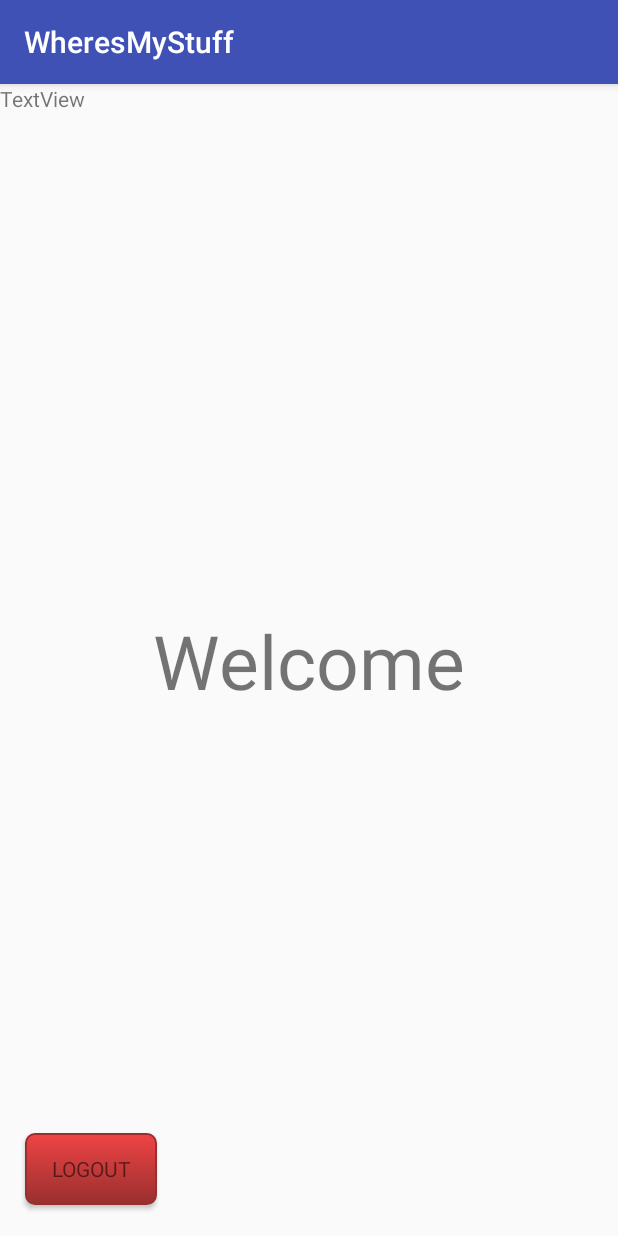
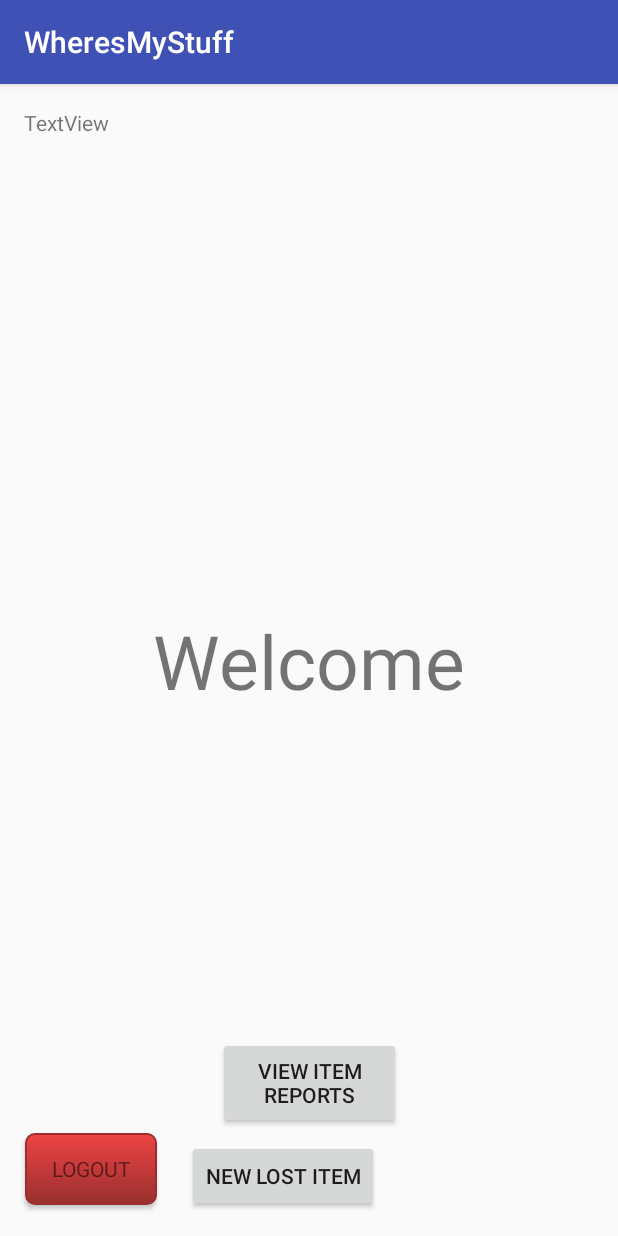
Before and after one commit to drewteachout/WheresMyStuff, an Android app: the HomeScreenActivity screen opened directly, with no data from a screen before it, on a phone screen of 412 x 824 dp. Run offline under Robolectric (Android 15) with nearby library versions, the phone set to English and light mode, and no system bars; 1 statement that could not run was skipped.

Commit message:
Added Lost Item Report functionality

```diff
--- a/app/src/main/AndroidManifest.xml
+++ b/app/src/main/AndroidManifest.xml
@@ -25,7 +25,9 @@
         </activity>
         <activity android:name=".controllers.LoginActivity" />
         <activity android:name=".controllers.HomeScreenActivity" />
-        <activity android:name=".controllers.RegistrationActivity"></activity>
+        <activity android:name=".controllers.RegistrationActivity" />
+        <activity android:name=".controllers.LostItemReportActivity" />
+        <activity android:name=".controllers.viewItemReports"></activity>
     </application>
 
 </manifest>
--- a/app/src/main/java/com/example/drew/wheresmystuff/controllers/HomeScreenActivity.java
+++ b/app/src/main/java/com/example/drew/wheresmystuff/controllers/HomeScreenActivity.java
@@ -4,6 +4,7 @@ import android.content.Intent;
 import android.support.v7.app.AppCompatActivity;
 import android.os.Bundle;
 import android.view.View;
+import android.widget.Button;
 import android.widget.TextView;
 
 import com.example.drew.wheresmystuff.R;
@@ -11,15 +12,35 @@ import com.example.drew.wheresmystuff.R;
 import static com.example.drew.wheresmystuff.controllers.User.getCurrentUser;
 
 public class HomeScreenActivity extends AppCompatActivity {
-    TextView userList;
+    TextView currentUser;
+    private Button newLostItem;
+    private Button viewItemReports;
 
     @Override
     protected void onCreate(Bundle savedInstanceState) {
         super.onCreate(savedInstanceState);
         setContentView(R.layout.activity_home_screen);
 
-        userList = (TextView)findViewById(R.id.listOfUsers);
-        userList.setText(getCurrentUser().getName());
+        currentUser = (TextView)findViewById(R.id.currentUser);
+        currentUser.setText("WELCOME " + getCurrentUser().getName());
+
+        newLostItem = (Button) findViewById(R.id.submitLostItemReport);
+        newLostItem.setOnClickListener(new View.OnClickListener() {
+            @Override
+            public void onClick(View v) {
+                Intent i = new Intent(getApplicationContext(), LostItemReportActivity.class);
+                startActivity(i);
+            }
+        });
+        viewItemReports = (Button) findViewById(R.id.viewItemReportsButton);
+        viewItemReports.setOnClickListener(new View.OnClickListener() {
+            @Override
+            public void onClick(View v) {
+                Intent i = new Intent(getApplicationContext(), viewItemReports.class);
+                startActivity(i);
+
+            }
+        });
     }
 
     protected void onLogoutPressed(View view) {
--- a/app/src/main/java/com/example/drew/wheresmystuff/controllers/RegistrationActivity.java
+++ b/app/src/main/java/com/example/drew/wheresmystuff/controllers/RegistrationActivity.java
@@ -41,7 +41,7 @@ public class RegistrationActivity extends AppCompatActivity {
         cancelButton.setOnClickListener(new View.OnClickListener() {
             @Override
             public void onClick(View v) {
-                Intent cancel = new Intent(getApplicationContext(),HomeScreenActivity.class);
+                Intent cancel = new Intent(getApplicationContext(),WelcomeActivity.class);
                 startActivity(cancel);
             }
         });
--- a/app/src/main/java/com/example/drew/wheresmystuff/controllers/UserManager.java
+++ b/app/src/main/java/com/example/drew/wheresmystuff/controllers/UserManager.java
@@ -50,7 +50,7 @@ public class UserManager {
      * Checks to see if the given password is valid for the user with the given email
      * @param email the email of the user trying to log in
      * @param password the password we are checking
-     * @return true if the password is correct, false if it is not or if the given user doesn't exist
+     * @return true if the password is correct
      */
     public boolean validatePassword(String email, String password) {
         if (!users.containsKey(email)) {
--- a/app/src/main/res/layout/activity_home_screen.xml
+++ b/app/src/main/res/layout/activity_home_screen.xml
@@ -10,17 +10,17 @@
         android:id="@+id/textView2"
         android:layout_width="wrap_content"
         android:layout_height="wrap_content"
-        android:layout_marginBottom="8dp"
-        android:layout_marginLeft="8dp"
-        android:layout_marginRight="8dp"
-        android:layout_marginTop="8dp"
         android:text="Welcome"
         android:textSize="50sp"
         app:layout_constraintBottom_toBottomOf="parent"
         app:layout_constraintHorizontal_bias="0.501"
         app:layout_constraintLeft_toLeftOf="parent"
         app:layout_constraintRight_toRightOf="parent"
-        app:layout_constraintTop_toTopOf="parent" />
+        app:layout_constraintTop_toTopOf="parent"
+        tools:layout_constraintTop_creator="1"
+        tools:layout_constraintRight_creator="1"
+        tools:layout_constraintBottom_creator="1"
+        tools:layout_constraintLeft_creator="1" />
 
     <Button
         android:id="@+id/btnLogout"
@@ -41,13 +41,49 @@
         app:layout_constraintLeft_toLeftOf="parent"
         app:layout_constraintRight_toRightOf="parent"
         app:layout_constraintTop_toTopOf="parent"
-        app:layout_constraintVertical_bias="0.982" />
+        app:layout_constraintVertical_bias="0.982"
+        android:layout_marginStart="8dp"
+        android:layout_marginEnd="8dp" />
 
     <TextView
-        android:id="@+id/listOfUsers"
-        android:layout_width="270dp"
-        android:layout_height="170dp"
+        android:id="@+id/currentUser"
+        android:layout_width="323dp"
+        android:layout_height="38dp"
         android:text="TextView"
-        tools:layout_editor_absoluteX="16dp"
-        tools:layout_editor_absoluteY="16dp" />
+        tools:layout_constraintTop_creator="1"
+        tools:layout_constraintRight_creator="1"
+        android:layout_marginStart="16dp"
+        android:layout_marginEnd="13dp"
+        app:layout_constraintRight_toRightOf="@+id/textView2"
+        android:layout_marginTop="16dp"
+        tools:layout_constraintLeft_creator="1"
+        app:layout_constraintLeft_toLeftOf="parent"
+        app:layout_constraintTop_toTopOf="parent"
+        app:layout_constraintHorizontal_bias="0.0" />
+
+    <Button
+        android:id="@+id/submitLostItemReport"
+        android:layout_width="wrap_content"
+        android:layout_height="wrap_content"
+        android:text="New Lost Item"
+        tools:layout_constraintBottom_creator="1"
+        android:layout_marginStart="20dp"
+        app:layout_constraintBottom_toBottomOf="parent"
+        tools:layout_constraintLeft_creator="1"
+        android:layout_marginBottom="16dp"
+        app:layout_constraintLeft_toRightOf="@+id/btnLogout"
+        android:layout_marginLeft="20dp" />
+
+    <Button
+        android:id="@+id/viewItemReportsButton"
+        android:layout_width="122dp"
+        android:layout_height="61dp"
+        android:text="View Item Reports"
+        tools:layout_constraintRight_creator="1"
+        tools:layout_constraintBottom_creator="1"
+        app:layout_constraintBottom_toTopOf="@+id/submitLostItemReport"
+        app:layout_constraintRight_toRightOf="parent"
+        tools:layout_constraintLeft_creator="1"
+        android:layout_marginBottom="7dp"
+        app:layout_constraintLeft_toLeftOf="parent" />
 </android.support.constraint.ConstraintLayout>
--- a/app/src/main/res/layout/activity_welcome.xml
+++ b/app/src/main/res/layout/activity_welcome.xml
@@ -28,6 +28,7 @@
         android:layout_marginLeft="8dp"
         android:layout_marginRight="8dp"
         android:layout_marginTop="8dp"
+        android:background="@drawable/red_button"
         android:text="Register"
         app:layout_constraintBottom_toBottomOf="parent"
         app:layout_constraintHorizontal_bias="0.082"
--- a/app/src/main/res/values/strings.xml
+++ b/app/src/main/res/values/strings.xml
@@ -24,4 +24,10 @@
         <item>User</item>
         <item>Admin</item>
     </string-array>
+    <string-array name="item_category">
+        <item>Keepsake</item>
+        <item>Heirloom</item>
+        <item>Misc</item>
+
+    </string-array>
 </resources>
```
Also changed, not shown: app/src/main/java/com/example/drew/wheresmystuff/controllers/ItemReport.java (added, +110 -0 lines), app/src/main/java/com/example/drew/wheresmystuff/controllers/ItemReportManager.java (added, +41 -0 lines), app/src/main/java/com/example/drew/wheresmystuff/controllers/LoginActivity.java (+8 -2 lines), app/src/main/java/com/example/drew/wheresmystuff/controllers/LostItemReportActivity.java (added, +90 -0 lines), app/src/main/java/com/example/drew/wheresmystuff/controllers/viewItemReports.java (added, +37 -0 lines), app/src/main/res/layout/activity_lost_item_report.xml (added, +206 -0 lines), app/src/main/res/layout/activity_view_item_reports.xml (added, +43 -0 lines).
